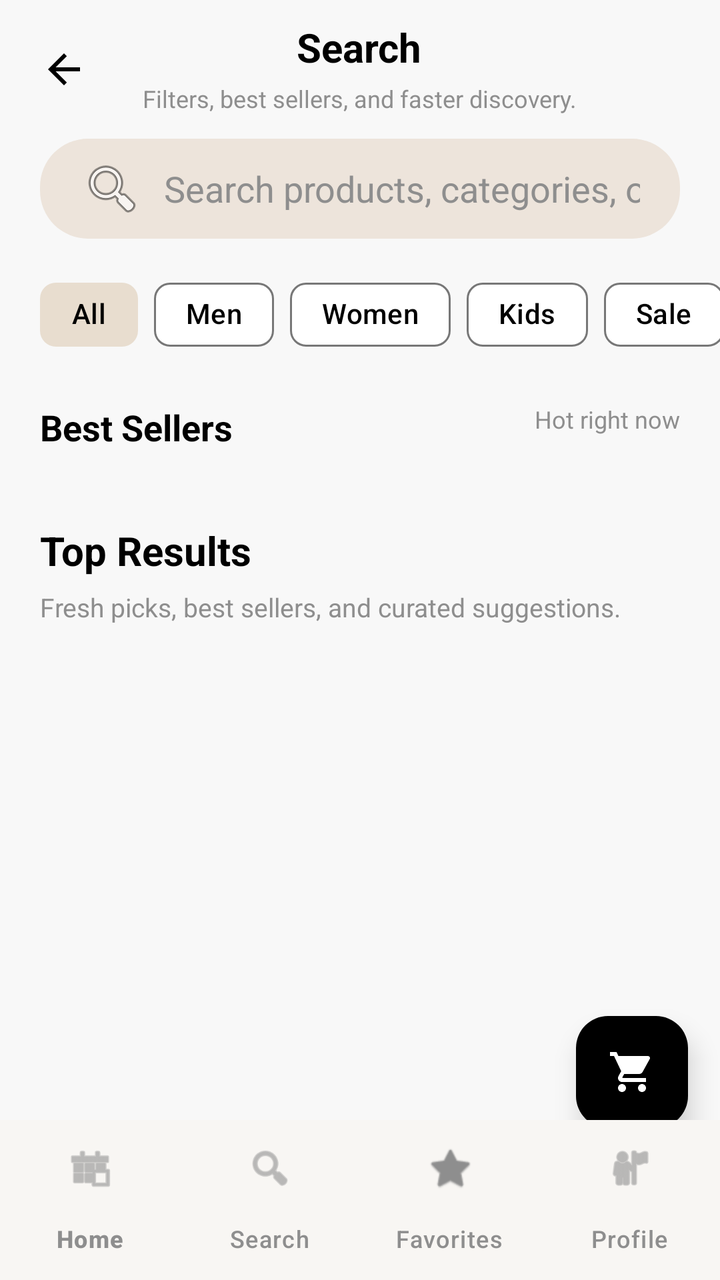
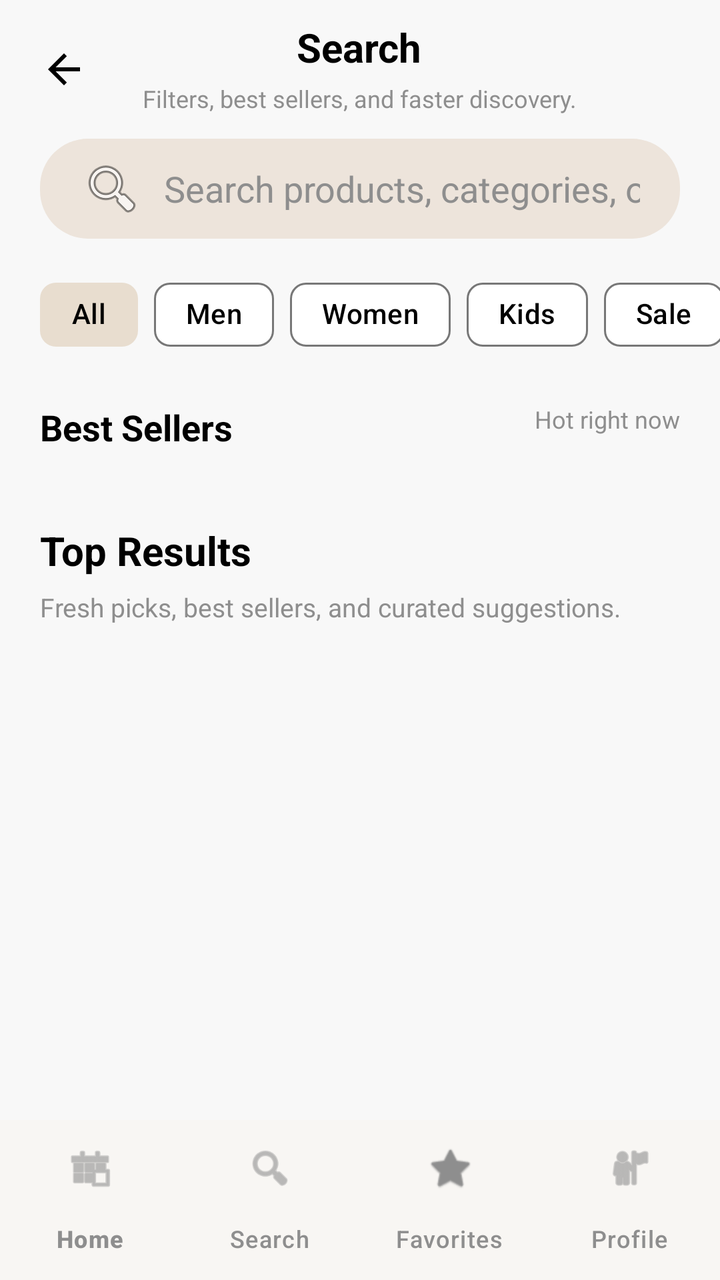

Before-and-after screenshots of an Android layout around one commit, followed by the original layout XML and the change that was made.
<!-- AndroidManifest.xml: application theme Theme.Outfy -->
<!-- res/layout/activity_search.xml -->
<?xml version="1.0" encoding="utf-8"?>
<androidx.coordinatorlayout.widget.CoordinatorLayout xmlns:android="http://schemas.android.com/apk/res/android"
    xmlns:app="http://schemas.android.com/apk/res-auto"
    xmlns:tools="http://schemas.android.com/tools"
    android:layout_width="match_parent"
    android:layout_height="match_parent"
    android:background="@color/app_bg">

    <LinearLayout
        android:layout_width="match_parent"
        android:layout_height="match_parent"
        android:orientation="vertical">

        
        <RelativeLayout
            android:layout_width="match_parent"
            android:layout_height="wrap_content"
            android:paddingStart="20dp"
            android:paddingTop="10dp"
            android:paddingEnd="20dp"
            android:paddingBottom="12dp">

            <ImageView
                android:id="@+id/btnBack"
                android:layout_width="24dp"
                android:layout_height="24dp"
                android:layout_centerVertical="true"
                android:src="@drawable/ic_back"
                app:tint="#000000" />

            <LinearLayout
                android:layout_width="wrap_content"
                android:layout_height="wrap_content"
                android:layout_centerHorizontal="true"
                android:orientation="vertical"
                android:gravity="center">

                <TextView
                    android:layout_width="wrap_content"
                    android:layout_height="wrap_content"
                    android:text="@string/search_page_title"
                    android:textColor="#000000"
                    android:textSize="20sp"
                    android:textStyle="bold" />

                <TextView
                    android:layout_width="wrap_content"
                    android:layout_height="wrap_content"
                    android:layout_marginTop="4dp"
                    android:text="@string/search_page_subtitle"
                    android:textColor="@color/gray_text"
                    android:textSize="12sp" />
            </LinearLayout>
        </RelativeLayout>

        
        <EditText
            android:id="@+id/etSearch"
            android:layout_width="match_parent"
            android:layout_height="50dp"
            android:layout_marginHorizontal="20dp"
            android:background="@drawable/bg_search_new"
            android:hint="@string/search_hint"
            android:inputType="text"
            android:paddingHorizontal="20dp"
            android:textColor="#000000"
            android:textColorHint="@color/gray_text"
            android:drawableStart="@android:drawable/ic_menu_search"
            android:drawablePadding="10dp" />

        
        <HorizontalScrollView
            android:layout_width="match_parent"
            android:layout_height="wrap_content"
            android:layout_marginTop="14dp"
            android:scrollbars="none">

            <com.google.android.material.chip.ChipGroup
                android:layout_width="wrap_content"
                android:layout_height="wrap_content"
                android:paddingStart="20dp"
                android:paddingEnd="20dp"
                app:singleLine="true">

                <com.google.android.material.chip.Chip
                    android:id="@+id/chipAll"
                    style="@style/Widget.Material3.Chip.Filter"
                    android:layout_width="wrap_content"
                    android:layout_height="wrap_content"
                    android:checked="true"
                    android:checkable="true"
                    android:text="@string/filter_all"
                    app:chipBackgroundColor="@color/brand_beige_light"
                    app:checkedIconVisible="false" />

                <com.google.android.material.chip.Chip
                    android:id="@+id/chipMen"
                    style="@style/Widget.Material3.Chip.Filter"
                    android:layout_width="wrap_content"
                    android:layout_height="wrap_content"
                    android:checkable="true"
                    android:text="@string/section_men"
                    app:chipBackgroundColor="@color/white"
                    app:checkedIconVisible="false" />

                <com.google.android.material.chip.Chip
                    android:id="@+id/chipWomen"
                    style="@style/Widget.Material3.Chip.Filter"
                    android:layout_width="wrap_content"
                    android:layout_height="wrap_content"
                    android:checkable="true"
                    android:text="@string/section_women"
                    app:chipBackgroundColor="@color/white"
                    app:checkedIconVisible="false" />

                <com.google.android.material.chip.Chip
                    android:id="@+id/chipKids"
                    style="@style/Widget.Material3.Chip.Filter"
                    android:layout_width="wrap_content"
                    android:layout_height="wrap_content"
                    android:checkable="true"
                    android:text="@string/section_kids"
                    app:chipBackgroundColor="@color/white"
                    app:checkedIconVisible="false" />

                <com.google.android.material.chip.Chip
                    android:id="@+id/chipSale"
                    style="@style/Widget.Material3.Chip.Filter"
                    android:layout_width="wrap_content"
                    android:layout_height="wrap_content"
                    android:checkable="true"
                    android:text="@string/filter_sale"
                    app:chipBackgroundColor="@color/white"
                    app:checkedIconVisible="false" />
            </com.google.android.material.chip.ChipGroup>
        </HorizontalScrollView>

        
        <androidx.core.widget.NestedScrollView
            android:layout_width="match_parent"
            android:layout_height="0dp"
            android:layout_weight="1">

            <LinearLayout
                android:layout_width="match_parent"
                android:layout_height="wrap_content"
                android:orientation="vertical"
                android:paddingBottom="80dp">

                
                <LinearLayout
                    android:id="@+id/sectionBestSellers"
                    android:layout_width="match_parent"
                    android:layout_height="wrap_content"
                    android:layout_marginTop="20dp"
                    android:orientation="vertical">

                    <RelativeLayout
                        android:layout_width="match_parent"
                        android:layout_height="wrap_content"
                        android:layout_marginHorizontal="20dp">

                        <TextView
                            android:layout_width="wrap_content"
                            android:layout_height="wrap_content"
                            android:text="@string/best_sellers_title"
                            android:textColor="#000000"
                            android:textSize="18sp"
                            android:textStyle="bold" />

                        <TextView
                            android:layout_width="wrap_content"
                            android:layout_height="wrap_content"
                            android:layout_alignParentEnd="true"
                            android:text="@string/best_sellers_subtitle"
                            android:textColor="@color/gray_text"
                            android:textSize="12sp" />
                    </RelativeLayout>

                    <androidx.recyclerview.widget.RecyclerView
                        android:id="@+id/rvBestSellers"
                        android:layout_width="match_parent"
                        android:layout_height="wrap_content"
                        android:layout_marginTop="14dp"
                        android:paddingStart="20dp"
                        android:paddingEnd="8dp"
                        android:nestedScrollingEnabled="false" />
                </LinearLayout>

                
                <LinearLayout
                    android:layout_width="match_parent"
                    android:layout_height="wrap_content"
                    android:layout_marginTop="22dp"
                    android:layout_marginHorizontal="20dp"
                    android:orientation="vertical">

                    <TextView
                        android:id="@+id/tvResultsTitle"
                        android:layout_width="wrap_content"
                        android:layout_height="wrap_content"
                        android:text="@string/top_results_title"
                        android:textColor="#000000"
                        android:textSize="20sp"
                        android:textStyle="bold" />

                    <TextView
                        android:id="@+id/tvResultsMeta"
                        android:layout_width="wrap_content"
                        android:layout_height="wrap_content"
                        android:layout_marginTop="6dp"
                        android:text="@string/search_page_meta_default"
                        android:textColor="@color/gray_text"
                        android:textSize="13sp" />
                </LinearLayout>

                
                <TextView
                    android:id="@+id/tvEmptyResults"
                    android:layout_width="match_parent"
                    android:layout_height="wrap_content"
                    android:layout_marginTop="24dp"
                    android:layout_marginHorizontal="20dp"
                    android:gravity="center"
                    android:padding="24dp"
                    android:text="@string/search_empty_results"
                    android:textColor="@color/gray_text"
                    android:textSize="15sp"
                    android:visibility="gone" />

                
                <androidx.recyclerview.widget.RecyclerView
                    android:id="@+id/rvSearchResults"
                    android:layout_width="match_parent"
                    android:layout_height="wrap_content"
                    android:layout_marginTop="12dp"
                    android:nestedScrollingEnabled="false"
                    android:paddingHorizontal="12dp" />

                <ProgressBar
                    android:id="@+id/progressBar"
                    android:layout_width="wrap_content"
                    android:layout_height="wrap_content"
                    android:layout_gravity="center_horizontal"
                    android:layout_marginTop="18dp"
                    android:visibility="gone" />
            </LinearLayout>
        </androidx.core.widget.NestedScrollView>

    </LinearLayout>

    
    <com.google.android.material.bottomnavigation.BottomNavigationView
        android:id="@+id/bottomNav"
        android:layout_width="match_parent"
        android:layout_height="wrap_content"
        android:layout_gravity="bottom"
        android:background="#FFFFFF"
        app:elevation="16dp"
        app:menu="@menu/bottom_nav_menu"
        app:labelVisibilityMode="labeled"
        app:itemIconTint="#8E8E8E"
        app:itemTextColor="#8E8E8E" />

    <com.google.android.material.floatingactionbutton.FloatingActionButton
        android:id="@+id/fabCart"
        android:layout_width="wrap_content"
        android:layout_height="wrap_content"
        android:layout_gravity="bottom|end"
        android:layout_marginEnd="16dp"
        android:layout_marginBottom="76dp"
        android:src="@drawable/ic_cart"
        app:backgroundTint="#000000"
        app:tint="#FFFFFF"
        app:fabSize="normal"
        app:elevation="8dp" />

</androidx.coordinatorlayout.widget.CoordinatorLayout>
<!-- resources referenced by this layout -->
<resources>
  <color name="app_bg">#F8F8F8</color>
  <color name="brand_beige_light">#E8DDCF</color>
  <color name="gray_text">#8E8E8E</color>
  <color name="white">#FFFFFF</color>
  <!-- drawable bg_search_new (drawable) -->
  <?xml version="1.0" encoding="utf-8"?>
  <shape xmlns:android="http://schemas.android.com/apk/res/android">
      <solid android:color="#EDE4DB"/>
      <corners android:radius="24dp"/>
  </shape>
  <!-- drawable ic_back (drawable) -->
  <vector xmlns:android="http://schemas.android.com/apk/res/android"
      android:width="24dp"
      android:height="24dp"
      android:viewportWidth="24"
      android:viewportHeight="24">
    <path
        android:fillColor="#000000"
        android:pathData="M20,11H7.83l5.59,-5.59L12,4l-8,8 8,8 1.41,-1.41L7.83,13H20v-2z"/>
  </vector>
  <!-- drawable ic_cart (drawable) -->
  <vector xmlns:android="http://schemas.android.com/apk/res/android"
      android:width="24dp"
      android:height="24dp"
      android:viewportWidth="24"
      android:viewportHeight="24">
    <path
        android:fillColor="#000000"
        android:pathData="M7,18c-1.1,0 -1.99,0.9 -1.99,2S5.9,22 7,22s2,-0.9 2,-2 -0.9,-2 -2,-2zM1,2v2h2l3.6,7.59 -1.35,2.45c-0.16,0.28 -0.25,0.61 -0.25,0.96 0,1.1 0.9,2 2,2h12v-2H7.42c-0.14,0 -0.25,-0.11 -0.25,-0.25l0.03,-0.12 0.9,-1.63h7.45c0.75,0 1.41,-0.41 1.75,-1.03l3.58,-6.49c0.08,-0.14 0.12,-0.31 0.12,-0.48 0,-0.55 -0.45,-1 -1,-1H5.21l-0.94,-2H1zM17,18c-1.1,0 -1.99,0.9 -1.99,2s0.89,2 1.99,2 2,-0.9 2,-2 -0.9,-2 -2,-2z"/>
  </vector>
  <string name="best_sellers_subtitle">Hot right now</string>
  <string name="best_sellers_title">Best Sellers</string>
  <string name="filter_all">All</string>
  <string name="filter_sale">Sale</string>
  <string name="search_empty_results">No products matched yet. Try another keyword or filter.</string>
  <string name="search_hint">Search products, categories, or tags</string>
  <string name="search_page_meta_default">Fresh picks, best sellers, and curated suggestions.</string>
  <string name="search_page_subtitle">Filters, best sellers, and faster discovery.</string>
  <string name="search_page_title">Search</string>
  <string name="section_kids">Kids</string>
  <string name="section_men">Men</string>
  <string name="section_women">Women</string>
  <string name="top_results_title">Top Results</string>
  <style name="Theme.Outfy" parent="Base.Theme.Outfy" />
  <style name="Base.Theme.Outfy" parent="Theme.Material3.DayNight.NoActionBar">
  
          
          <item name="colorPrimary">#D6C4AF</item>
          <item name="colorOnPrimary">#000000</item>
          <item name="colorPrimaryContainer">#E8DDCF</item>
          <item name="colorOnPrimaryContainer">#000000</item>
  
          <item name="colorSecondary">#D6C4AF</item>
          <item name="colorOnSecondary">#000000</item>
          <item name="colorSecondaryContainer">#E8DDCF</item>
          <item name="colorOnSecondaryContainer">#000000</item>
  
          <item name="colorTertiary">#D6C4AF</item>
          <item name="colorOnTertiary">#000000</item>
  
          
          <item name="android:windowBackground">#F2F2F2</item>
          <item name="android:textColorPrimary">#000000</item>
          <item name="colorSurface">#FFFFFF</item>
          <item name="colorOnSurface">#000000</item>
          <item name="colorSurfaceVariant">#E8DDCF</item>
          <item name="colorOnSurfaceVariant">#000000</item>
          <item name="colorOutline">#777777</item>
  
          
          <item name="colorControlActivated">#D6C4AF</item>
          <item name="colorControlHighlight">#D6C4AF</item>
          <item name="colorControlNormal">#777777</item>
  
      </style>
</resources>

<!-- the commit's change to res/layout/activity_search.xml (unified diff, before → after) -->
@@ -262,17 +262,4 @@
         app:itemIconTint="#8E8E8E"
         app:itemTextColor="#8E8E8E" />
 
-    <com.google.android.material.floatingactionbutton.FloatingActionButton
-        android:id="@+id/fabCart"
-        android:layout_width="wrap_content"
-        android:layout_height="wrap_content"
-        android:layout_gravity="bottom|end"
-        android:layout_marginEnd="16dp"
-        android:layout_marginBottom="76dp"
-        android:src="@drawable/ic_cart"
-        app:backgroundTint="#000000"
-        app:tint="#FFFFFF"
-        app:fabSize="normal"
-        app:elevation="8dp" />
-
 </androidx.coordinatorlayout.widget.CoordinatorLayout>
<!-- resource entries referenced after the edit -->
@@ -19,16 +19,6 @@
     <path
         android:fillColor="#000000"
         android:pathData="M20,11H7.83l5.59,-5.59L12,4l-8,8 8,8 1.41,-1.41L7.83,13H20v-2z"/>
-  </vector>
-  <!-- drawable ic_cart (drawable) -->
-  <vector xmlns:android="http://schemas.android.com/apk/res/android"
-      android:width="24dp"
-      android:height="24dp"
-      android:viewportWidth="24"
-      android:viewportHeight="24">
-    <path
-        android:fillColor="#000000"
-        android:pathData="M7,18c-1.1,0 -1.99,0.9 -1.99,2S5.9,22 7,22s2,-0.9 2,-2 -0.9,-2 -2,-2zM1,2v2h2l3.6,7.59 -1.35,2.45c-0.16,0.28 -0.25,0.61 -0.25,0.96 0,1.1 0.9,2 2,2h12v-2H7.42c-0.14,0 -0.25,-0.11 -0.25,-0.25l0.03,-0.12 0.9,-1.63h7.45c0.75,0 1.41,-0.41 1.75,-1.03l3.58,-6.49c0.08,-0.14 0.12,-0.31 0.12,-0.48 0,-0.55 -0.45,-1 -1,-1H5.21l-0.94,-2H1zM17,18c-1.1,0 -1.99,0.9 -1.99,2s0.89,2 1.99,2 2,-0.9 2,-2 -0.9,-2 -2,-2z"/>
   </vector>
   <string name="best_sellers_subtitle">Hot right now</string>
   <string name="best_sellers_title">Best Sellers</string>
